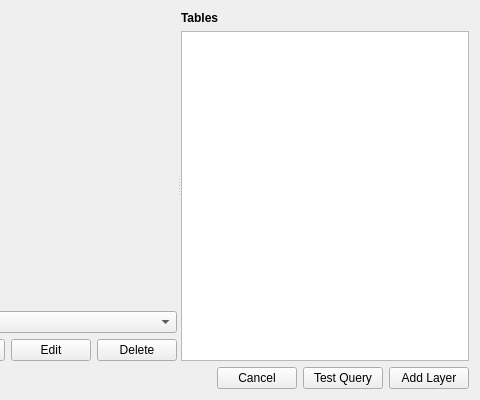
First picture: the form in ui/NewSQL.ui, repository gkudos/qgis-cartodb, before the edit; both pictures show x 260 to 740 and y 0 to 400 of the 740 by 400 pixel window.
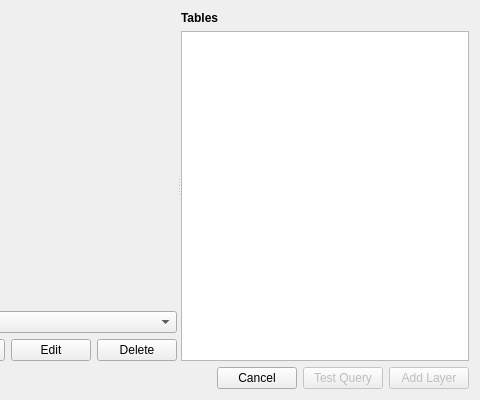
Second picture: the form after the edit.

```diff
--- a/ui/NewSQL.ui
+++ b/ui/NewSQL.ui
@@ -124,6 +124,9 @@
      </item>
      <item>
       <widget class="QPushButton" name="testBT">
+       <property name="enabled">
+        <bool>false</bool>
+       </property>
        <property name="text">
         <string>Test Query</string>
        </property>
@@ -131,6 +134,9 @@
      </item>
      <item>
       <widget class="QPushButton" name="addLayerBT">
+       <property name="enabled">
+        <bool>false</bool>
+       </property>
        <property name="text">
         <string>Add Layer</string>
        </property>
```
Left out of the diff: 24 changed lines with no effect on the pictures.
